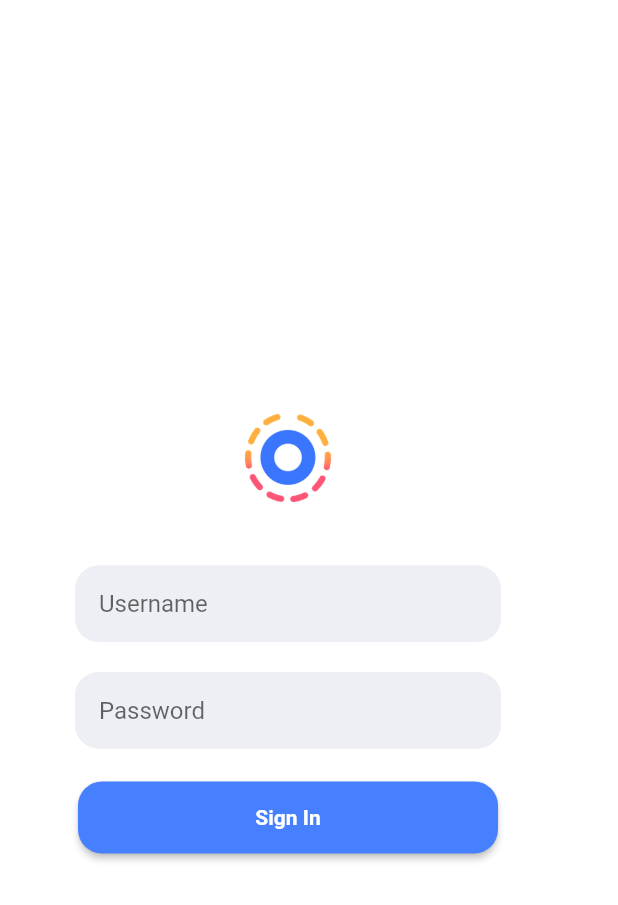
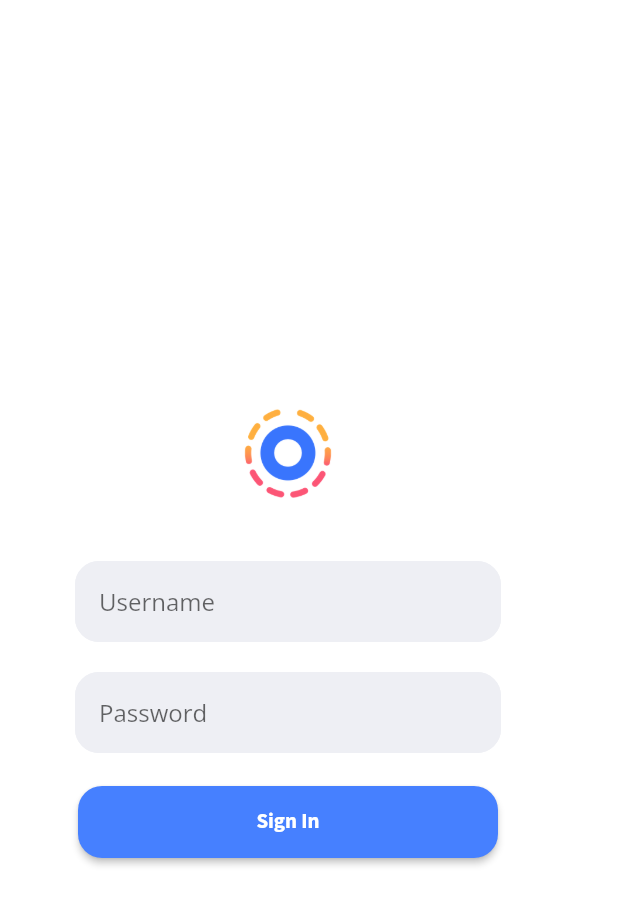
Before and after one commit to Nexus-OMS/nexus_mobile_app, a Flutter app: the screen it shows after launch, on a phone screen of 412 x 824 dp. Shown: the top 905 px of the screen. Run offline on Flutter 3.47's test engine with Material 2 defaults, Android fonts, the phone set to English and light mode, and no system bars; our stand-ins replace camera, connectivity, flushbar, flutter_secure_storage, google_fonts, outline_material_icons; missing offline and left inert: firebase_ml_vision; accounts and stored records are empty.

Commit message:
replaced theme

```diff
--- a/lib/NColors.dart
+++ /dev/null
@@ -1,14 +0,0 @@
-import 'package:flutter/material.dart';
-class NColors {
-  NColors._();
-  static const primary = const Color(0xFF4680FF);
-  static const background = const Color.fromARGB(255, 246, 247, 251);
-  static const secondary = const Color(0xFF0c4767);
-  static const surface = const Color(0xFFeaebed);
-  static const warning = const Color(0xFFfe9920);
-  static const danger = const Color(0xFFFB617F);
-  static const dark = const Color(0xFF353535);
-
-  static const lightGrey = const Color(0xFFeeeff4);
-  static const blue = const Color(0xFF4680FF);
-}
--- a/lib/main.dart
+++ b/lib/main.dart
@@ -10,8 +10,8 @@ import 'package:nexus_mobile_app/providers/TermProvider.dart';
 import 'package:nexus_mobile_app/providers/UserProvider.dart';
 import 'package:nexus_mobile_app/ui/presenters/BottomNavWidget.dart';
 import 'package:nexus_mobile_app/ui/presenters/LoginPage.dart';
-import 'package:nexus_mobile_app/NColors.dart';
 import 'package:nexus_mobile_app/ui/presenters/SplashScreen.dart';
+import 'package:nexus_mobile_app/ui/theme.dart';
 import 'package:provider/provider.dart';
 
 void main() => runApp(new NexusApp());
@@ -56,28 +56,7 @@ class NexusApp extends StatelessWidget {
           '/login': (context) => LoginPage(),
           '/home': (context) => BottomNavWidget(),
         },
-        theme: new ThemeData(
-            accentColor: NColors.primary,
-            primaryColor: NColors.blue,
-            buttonColor: NColors.blue,
-            scaffoldBackgroundColor: NColors.background,
-            cardColor: Colors.white,
-            fontFamily: 'OpenSans',
-            textTheme: Theme.of(context).textTheme.copyWith(
-                  title: new TextStyle(
-                    fontSize: 14.0,
-                    fontWeight: FontWeight.w600,
-                  ),
-                  caption: new TextStyle(
-                    fontSize: 10.0,
-                    fontWeight: FontWeight.w400,
-                    color: Colors.grey,
-                  ),
-                  body1: new TextStyle(
-                    fontSize: 11.0,
-                    fontWeight: FontWeight.w300,
-                  ),
-                )),
+        theme: NexusTheme.getTheme(context),
       ),
     );
   }
--- a/lib/ui/components/NSearchIconButton.dart
+++ b/lib/ui/components/NSearchIconButton.dart
@@ -1,8 +1,8 @@
 import 'dart:async';
 import 'dart:math';
 import 'package:flutter/material.dart';
-import 'package:nexus_mobile_app/NColors.dart';
 import 'package:nexus_mobile_app/ui/presenters/SearchPage.dart';
+import 'package:nexus_mobile_app/ui/theme.dart';
 
 class NSearchIconButton extends StatefulWidget {
   @override
@@ -14,7 +14,7 @@ class _NSearchIconButtonState extends State<NSearchIconButton>
   Animation<double> _animation;
   AnimationController _controller;
   double _fraction = 0.0;
-  Color _color = NColors.dark;
+  Color _color = NexusTheme.dark;
 
   @override
   Widget build(BuildContext context) {
@@ -46,7 +46,7 @@ class _NSearchIconButtonState extends State<NSearchIconButton>
       ..addListener(() {
         setState(() {
           _fraction = _animation.value;
-          if (_animation.value == 0.0) _color = NColors.dark;
+          if (_animation.value == 0.0) _color = NexusTheme.dark;
           if (_animation.value == 0.1) _color = Colors.white;
         });
       });
@@ -76,7 +76,7 @@ class SearchButtonPainter extends CustomPainter {
     canvas.drawCircle(Offset(size.width / 2, size.height / 2), radius, paint);
 
     var greyPaint = Paint()
-      ..color = NColors.lightGrey
+      ..color = NexusTheme.lightGrey
       ..style = PaintingStyle.fill;
     //canvas.drawRect(Rect.fromCenter(center: Offset(40, 28), width: 40, height: 40), greyPaint);
     //canvas.drawCircle(Offset(20, 28), 20, greyPaint);
--- a/lib/ui/components/NSliverIconButton.dart
+++ b/lib/ui/components/NSliverIconButton.dart
@@ -1,11 +1,11 @@
 import 'package:flutter/material.dart';
 import 'package:flutter/foundation.dart';
-import 'package:nexus_mobile_app/NColors.dart';
+import 'package:nexus_mobile_app/ui/theme.dart';
 
 class NSliverIconButton extends IconButton {
   Color get color => Colors.grey;
-  Color get highlightColor => NColors.blue;
-  Color get splashColor => NColors.blue;
+  Color get highlightColor => NexusTheme.blue;
+  Color get splashColor => NexusTheme.blue;
 
   NSliverIconButton({@required VoidCallback onPressed, @required Widget icon})
       : super(onPressed: onPressed, icon: icon);
--- a/lib/ui/components/SkeletonText.dart
+++ b/lib/ui/components/SkeletonText.dart
@@ -1,5 +1,4 @@
 import 'package:flutter/material.dart';
-import 'package:nexus_mobile_app/NColors.dart' as NColor;
 
 class SkeletonText extends StatefulWidget {
   final double height;
--- a/lib/ui/decorators/BubbleTabDecorator.dart
+++ b/lib/ui/decorators/BubbleTabDecorator.dart
@@ -1,6 +1,6 @@
 import 'package:flutter/widgets.dart';
 import 'package:flutter/material.dart';
-import 'package:nexus_mobile_app/NColors.dart';
+import 'package:nexus_mobile_app/ui/theme.dart';
 
 class BubbleTabDecorator extends Decoration {
   @override
@@ -29,7 +29,7 @@ class _CustomPainter extends BoxPainter {
         Size(configuration.size.width, indicatorHeight);
 
     final Paint paint = Paint();
-    paint.color = NColors.primary;
+    paint.color = NexusTheme.primary;
     paint.style = PaintingStyle.fill;
     canvas.drawRRect(
         RRect.fromRectAndRadius(rect, Radius.circular(14.0)), paint);
--- a/lib/ui/presenters/BottomNavWidget.dart
+++ b/lib/ui/presenters/BottomNavWidget.dart
@@ -1,10 +1,9 @@
 import 'package:flutter/cupertino.dart';
 import 'package:flutter/material.dart';
+import 'package:nexus_mobile_app/ui/theme.dart';
 import 'package:outline_material_icons/outline_material_icons.dart';
-import 'package:nexus_mobile_app/NColors.dart';
 
 import 'DashboardPage.dart';
-import 'LoginPage.dart';
 import 'MembersPage.dart';
 import 'EventsPage.dart';
 import 'UpdatesPage.dart';
@@ -49,8 +48,8 @@ class _BottomNavWidgetState extends State<BottomNavWidget> {
         ],
         currentIndex: _selectedIndex,
         iconSize: 24.0,
-        selectedItemColor: NColors.dark,
-        unselectedItemColor: NColors.dark.withOpacity(0.7),
+        selectedItemColor: NexusTheme.dark,
+        unselectedItemColor: NexusTheme.dark.withOpacity(0.7),
         backgroundColor: Color.fromARGB(170, 255, 255, 255),
         onTap: _onItemTapped,
       ),
--- a/lib/ui/presenters/DashboardPage.dart
+++ b/lib/ui/presenters/DashboardPage.dart
@@ -1,8 +1,7 @@
 import 'package:flutter/material.dart';
-import 'package:nexus_mobile_app/ui/components/NSearchIconButton.dart';
-import 'package:nexus_mobile_app/NColors.dart';
 
 import 'package:flutter/material.dart';
+import 'package:nexus_mobile_app/ui/theme.dart';
 
 class DashboardPage extends StatelessWidget {
   final List<Map> collections = [
@@ -19,7 +18,7 @@ class DashboardPage extends StatelessWidget {
           Container(
             height: 200.0,
             decoration: BoxDecoration(
-              color: NColors.primary,
+              color: NexusTheme.primary,
             ),
           ),
           ListView.builder(
--- a/lib/ui/presenters/LoginPage.dart
+++ b/lib/ui/presenters/LoginPage.dart
@@ -2,7 +2,7 @@ import 'package:flutter/material.dart';
 import 'dart:async';
 import 'package:nexus_mobile_app/services/AuthorizedClient.dart';
 import 'package:nexus_mobile_app/enum/TaskStatus.dart';
-import 'package:nexus_mobile_app/NColors.dart';
+import 'package:nexus_mobile_app/ui/theme.dart';
 
 class LoginPage extends StatefulWidget {
   LoginPage({Key key}) : super(key: key);
@@ -40,7 +40,12 @@ class _LoginPageState extends State<LoginPage> with TickerProviderStateMixin {
 
   @override
   Widget build(BuildContext mainContext) {
-    colors = [NColors.primary, NColors.primary, Colors.green, NColors.danger];
+    colors = [
+      NexusTheme.primary,
+      NexusTheme.primary,
+      Colors.green,
+      NexusTheme.danger
+    ];
     return new Scaffold(
       backgroundColor: Colors.white,
       body: new Builder(builder: (BuildContext context) {
@@ -91,24 +96,27 @@ class _LoginPageState extends State<LoginPage> with TickerProviderStateMixin {
                             decoration: new InputDecoration(
                               filled: true,
                               hintText: 'Username',
-                              fillColor: NColors.lightGrey,
+                              fillColor: NexusTheme.lightGrey,
                               border: InputBorder.none,
                               contentPadding: EdgeInsets.all(16.0),
                               errorBorder: OutlineInputBorder(
-                                borderSide: BorderSide(color: NColors.danger),
+                                borderSide:
+                                    BorderSide(color: NexusTheme.danger),
                                 borderRadius: BorderRadius.circular(16),
                               ),
                               focusedBorder: OutlineInputBorder(
-                                borderSide: BorderSide(color: NColors.primary),
+                                borderSide:
+                                    BorderSide(color: NexusTheme.primary),
                                 borderRadius: BorderRadius.circular(16),
                               ),
                               focusedErrorBorder: OutlineInputBorder(
-                                borderSide: BorderSide(color: NColors.warning),
+                                borderSide:
+                                    BorderSide(color: NexusTheme.warning),
                                 borderRadius: BorderRadius.circular(16),
                               ),
                               enabledBorder: OutlineInputBorder(
                                 borderSide:
-                                    BorderSide(color: NColors.lightGrey),
+                                    BorderSide(color: NexusTheme.lightGrey),
                                 borderRadius: BorderRadius.circular(16),
                               ),
                             )),
@@ -136,23 +144,24 @@ class _LoginPageState extends State<LoginPage> with TickerProviderStateMixin {
                           decoration: new InputDecoration(
                             hintText: 'Password',
                             filled: true,
-                            fillColor: NColors.lightGrey,
+                            fillColor: NexusTheme.lightGrey,
                             border: InputBorder.none,
                             contentPadding: EdgeInsets.all(16.0),
                             errorBorder: OutlineInputBorder(
-                              borderSide: BorderSide(color: NColors.danger),
+                              borderSide: BorderSide(color: NexusTheme.danger),
                               borderRadius: BorderRadius.circular(16),
                             ),
                             focusedBorder: OutlineInputBorder(
-                              borderSide: BorderSide(color: NColors.primary),
+                              borderSide: BorderSide(color: NexusTheme.primary),
                               borderRadius: BorderRadius.circular(16),
                             ),
                             focusedErrorBorder: OutlineInputBorder(
-                              borderSide: BorderSide(color: NColors.warning),
+                              borderSide: BorderSide(color: NexusTheme.warning),
                               borderRadius: BorderRadius.circular(16),
                             ),
                             enabledBorder: OutlineInputBorder(
-                              borderSide: BorderSide(color: NColors.lightGrey),
+                              borderSide:
+                                  BorderSide(color: NexusTheme.lightGrey),
                               borderRadius: BorderRadius.circular(16),
                             ),
                           ),
--- a/lib/ui/presenters/MembersPage.dart
+++ b/lib/ui/presenters/MembersPage.dart
@@ -8,8 +8,9 @@ import 'package:nexus_mobile_app/ui/components/tiles/NMemberTile.dart';
 import 'package:nexus_mobile_app/ui/components/tiles/SkeletonTile.dart';
 import 'package:outline_material_icons/outline_material_icons.dart';
 import 'dart:math' as math;
-import 'package:nexus_mobile_app/NColors.dart';
 import 'package:provider/provider.dart';
+
+import '../theme.dart';
 
 class MembersPage extends StatefulWidget {
   @override
@@ -53,7 +54,7 @@ class _MembersPageState extends State<MembersPage>
               elevation: 0,
               leading: new NSliverIconButton(
                   onPressed: null, icon: Icon(OMIcons.menu)),
-              backgroundColor: NColors.primary,
+              backgroundColor: NexusTheme.primary,
               flexibleSpace: new FlexibleSpaceBar(
                 title: Text(
                   'Members',
--- a/lib/ui/presenters/ProfilePage.dart
+++ b/lib/ui/presenters/ProfilePage.dart
@@ -2,11 +2,10 @@ import 'package:flutter/material.dart';
 import 'package:nexus_mobile_app/models/models.dart';
 import 'package:nexus_mobile_app/providers/UserProvider.dart';
 import 'package:nexus_mobile_app/ui/components/ImageLoader.dart';
+import 'package:nexus_mobile_app/ui/theme.dart';
 import 'package:provider/provider.dart';
 import 'package:url_launcher/url_launcher.dart';
-import 'package:nexus_mobile_app/services/AuthorizedClient.dart';
 import 'package:flutter/services.dart';
-import 'package:nexus_mobile_app/NColors.dart';
 
 import 'dart:math' as math;
 
@@ -188,7 +187,7 @@ class _ProfilePageHeaderDelegate extends SliverPersistentHeaderDelegate {
                         await launch('sms:' + user.phone);
                       }
                     : null,
-                color: NColors.primary,
+                color: NexusTheme.primary,
                 disabledColor: new Color.fromARGB(255, 220, 220, 220)),
             new IconButton(
               icon: new Icon(Icons.phone),
@@ -197,7 +196,7 @@ class _ProfilePageHeaderDelegate extends SliverPersistentHeaderDelegate {
                       await launch('tel:' + user.phone);
                     }
                   : null,
-              color: NColors.primary,
+              color: NexusTheme.primary,
               disabledColor: new Color(0xDDFFFFFF),
             ),
             new IconButton(
@@ -207,7 +206,7 @@ class _ProfilePageHeaderDelegate extends SliverPersistentHeaderDelegate {
                       await launch('mailto:' + user.un + '@rit.edu');
                     }
                   : null,
-              color: NColors.primary,
+              color: NexusTheme.primary,
               disabledColor: new Color(0xDDFFFFFF),
             )
           ],
--- a/lib/ui/presenters/SearchPage.dart
+++ b/lib/ui/presenters/SearchPage.dart
@@ -1,5 +1,5 @@
 import 'package:flutter/material.dart';
-import 'package:nexus_mobile_app/NColors.dart';
+import 'package:nexus_mobile_app/ui/theme.dart';
 
 class SearchPage extends StatefulWidget {
   @override
@@ -21,7 +21,6 @@ class _SearchPageState extends State<SearchPage> {
     });
 
     return new Scaffold(
-      backgroundColor: NColors.background,
       appBar: new AppBar(
         automaticallyImplyLeading: false,
         backgroundColor: Colors.transparent,
@@ -53,14 +52,14 @@ class _SearchPageState extends State<SearchPage> {
               ),
               filled: true,
               hintText: 'Search...',
-              fillColor: NColors.lightGrey,
+              fillColor: NexusTheme.lightGrey,
               border: InputBorder.none,
               enabledBorder: OutlineInputBorder(
-                borderSide: BorderSide(color: NColors.lightGrey),
+                borderSide: BorderSide(color: NexusTheme.lightGrey),
                 borderRadius: BorderRadius.circular(16),
               ),
               focusedBorder: OutlineInputBorder(
-                borderSide: BorderSide(color: NColors.lightGrey),
+                borderSide: BorderSide(color: NexusTheme.lightGrey),
                 borderRadius: BorderRadius.circular(16),
               ),
             ),
--- /dev/null
+++ b/lib/ui/theme.dart
@@ -0,0 +1,153 @@
+import 'package:flutter/material.dart';
+import 'package:google_fonts/google_fonts.dart';
+
+class NexusTheme {
+  ///
+  /// THEME CONSTANTS
+  ///
+
+  static const _borderRadius = BorderRadius.all(Radius.circular(16.0));
+  static const MaterialColor _materialColor =
+      const MaterialColor(0xFF142850, const {
+    50: const Color(0xFFE2E5EA),
+    100: const Color(0xFFB8BECA),
+    200: const Color(0xFF8893A70),
+    300: const Color(0xFF586884),
+    400: const Color(0xFF354769),
+    500: primary,
+    600: const Color(0xFF0F2348),
+    700: const Color(0xFF0C1D3F),
+    800: const Color(0xFF0A1736),
+    900: const Color(0xFF050E266)
+  });
+
+  static DialogTheme _dialogTheme = DialogTheme(
+      shape: RoundedRectangleBorder(borderRadius: _borderRadius),
+      backgroundColor: background);
+
+  static ButtonThemeData _buttonTheme = ButtonThemeData(
+      textTheme: ButtonTextTheme.normal,
+      shape: RoundedRectangleBorder(borderRadius: _borderRadius));
+
+  static InputDecorationTheme _inputDecorationTheme = InputDecorationTheme(
+    contentPadding: EdgeInsets.fromLTRB(16.0, 4.0, 2.0, 4.0),
+    filled: true,
+    border: InputBorder.none,
+    enabledBorder: OutlineInputBorder(
+      borderSide: BorderSide(color: lightGrey),
+      borderRadius: _borderRadius,
+    ),
+    focusedBorder: OutlineInputBorder(
+      borderSide: BorderSide(color: lightGrey),
+      borderRadius: _borderRadius,
+    ),
+  );
+
+  ///
+  /// THEME FUNCTIONS
+  ///
+
+  static ChipThemeData _chipTheme(BuildContext context) {
+    return ChipThemeData(
+        backgroundColor: dark,
+        disabledColor: grey,
+        selectedColor: _materialColor.shade500,
+        secondarySelectedColor: _materialColor.shade300,
+        labelPadding: EdgeInsets.only(left: 4.0, right: 4.0),
+        padding: EdgeInsets.all(8.0),
+        labelStyle:
+            GoogleFonts.openSans(textStyle: Theme.of(context).textTheme.button)
+                .apply(color: textLight, fontWeightDelta: 2),
+        secondaryLabelStyle:
+            GoogleFonts.openSans(textStyle: Theme.of(context).textTheme.button)
+                .apply(color: textDark, fontWeightDelta: 2),
+        brightness: Brightness.dark,
+        elevation: 0.0,
+        shape: RoundedRectangleBorder(
+          borderRadius: _borderRadius,
+        ));
+  }
+
+  static TextTheme _textTheme(BuildContext context) {
+    var textTheme = Theme.of(context).textTheme;
+    var theme = TextTheme(
+      headline1: GoogleFonts.sourceSansPro(
+          textStyle: textTheme.headline1
+              .copyWith(fontWeight: FontWeight.w800, color: dark)),
+      headline2: GoogleFonts.sourceSansPro(
+          textStyle: textTheme.headline2
+              .copyWith(fontWeight: FontWeight.w800, color: dark)),
+      headline3: GoogleFonts.sourceSansPro(
+          textStyle: textTheme.headline3
+              .copyWith(fontWeight: FontWeight.w900, color: dark)),
+      headline4: GoogleFonts.sourceSansPro(
+          textStyle: textTheme.headline4
+              .copyWith(fontWeight: FontWeight.w900, color: dark)),
+      headline5: GoogleFonts.sourceSansPro(
+          textStyle: textTheme.headline5.copyWith(fontSize: 24.0)),
+      headline6: GoogleFonts.sourceSansPro(
+          textStyle: textTheme.headline6
+              .copyWith(fontSize: 28.0, fontWeight: FontWeight.w700)),
+      subtitle1: GoogleFonts.openSans(textStyle: textTheme?.subtitle1),
+      bodyText1: GoogleFonts.openSans(textStyle: textTheme?.bodyText1),
+      bodyText2: GoogleFonts.openSans(textStyle: textTheme?.bodyText2),
+      caption: GoogleFonts.openSans(textStyle: textTheme?.caption),
+      button: GoogleFonts.sourceSansPro(textStyle: textTheme?.button),
+      subtitle2: GoogleFonts.openSans(textStyle: textTheme?.subtitle2),
+      overline: GoogleFonts.sourceSansPro(textStyle: textTheme?.overline),
+    );
+    return theme;
+  }
+
+  ///
+  /// THEME
+  ///
+
+  static ThemeData getTheme(BuildContext context) {
+    return ThemeData(
+        brightness: Brightness.light,
+        primarySwatch: _materialColor,
+        backgroundColor: background,
+        scaffoldBackgroundColor: background,
+        canvasColor: background,
+        cardColor: backgroundGrey,
+        cursorColor: dark,
+        dividerColor: grey,
+        dialogTheme: _dialogTheme,
+        inputDecorationTheme: _inputDecorationTheme,
+        chipTheme: _chipTheme(context),
+        textTheme: _textTheme(context),
+        buttonTheme: _buttonTheme);
+  }
+
+  ///
+  /// COLORS
+  ///
+
+  static const primary = const Color(0xFF4680FF);
+  static const dark = const Color(0xFF353535);
+  static const grey = const Color(0xFF555555);
+  static const backgroundGrey = const Color(0xFFf4f5f7);
+  static const background = const Color(0xFFFFFFFF);
+
+  static const lightGrey = const Color(0xFFeeeff4);
+  static const blue = const Color(0xFF4680FF);
+
+  static const textLight = const Color(0xFFFFFFFF);
+  static const textLightMedium = const Color(0xFF959595);
+  static const textMedium = const Color(0xFF353535);
+  static const textDark = const Color(0xFF1d1d24);
+
+  //Buttons
+  static const buttonActive = const Color(0xff1b48a1);
+  static const buttonNormal = const Color(0xff);
+  static const buttonDisabled = const Color(0xff);
+  static const buttonDarkActive = const Color(0xff);
+  static const buttonDarkNormal = const Color(0xff1e2845);
+  static const buttonDarkDisabled = const Color(0xff);
+
+  static const secondary = const Color(0xFF0c4767);
+  static const surface = const Color(0xFFeaebed);
+  static const warning = const Color(0xFFfe9920);
+  static const danger = const Color(0xFFFB617F);
+}
--- a/pubspec.yaml
+++ b/pubspec.yaml
@@ -33,6 +33,7 @@ dependencies:
   camera: ^0.5.8+2
   firebase_ml_vision: ^0.9.4
   flushbar: ^1.10.4
+  google_fonts: ^1.1.0
   outline_material_icons: ^0.1.1
 
 dev_dependencies:
```
Also changed, not shown: pubspec.lock.
